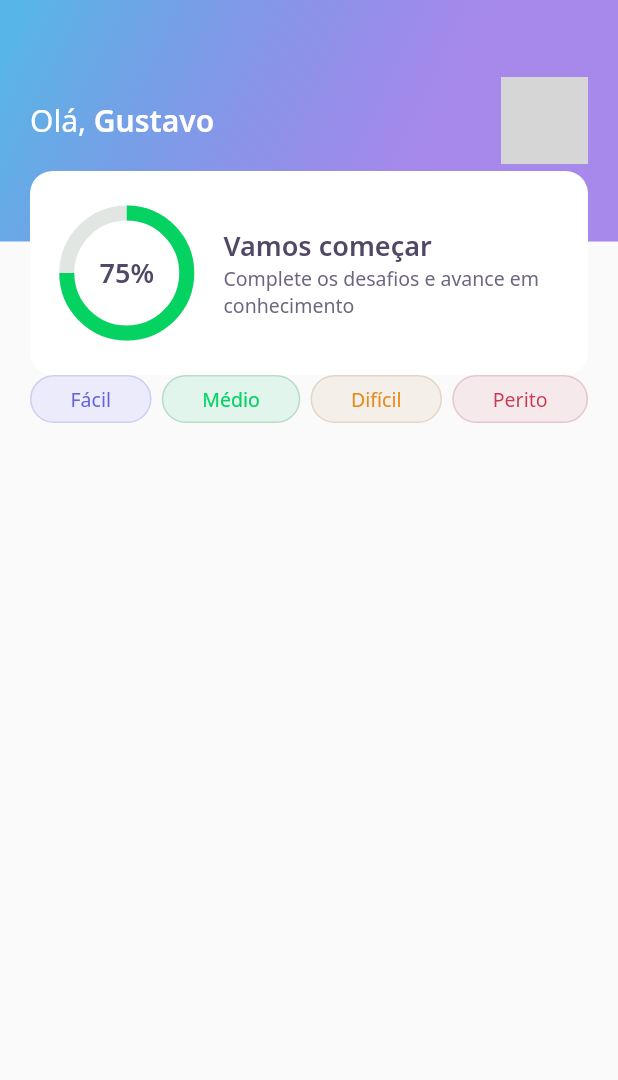
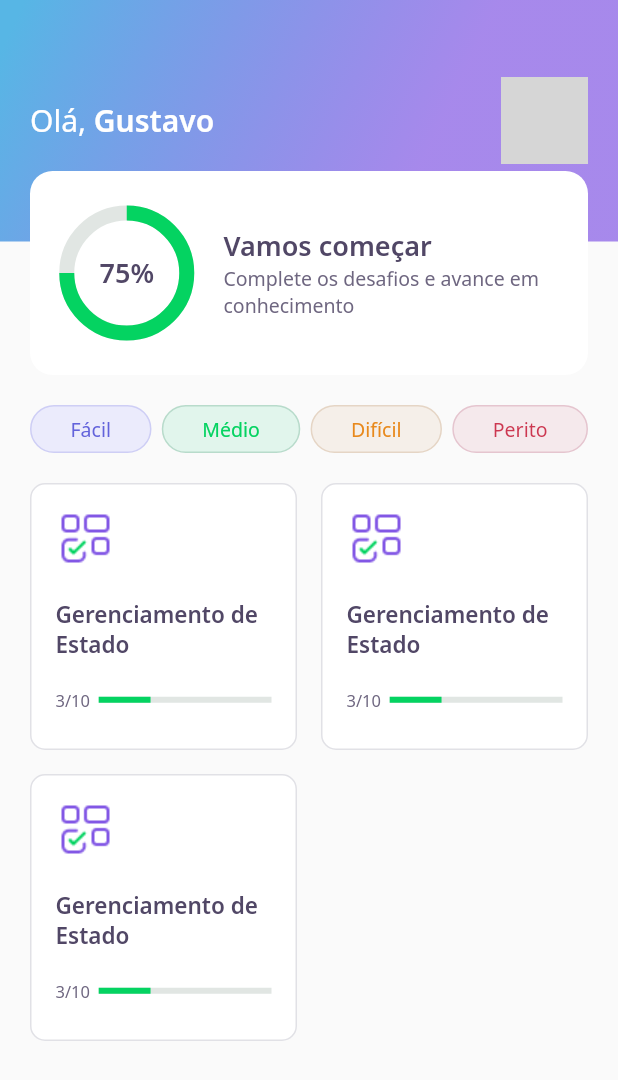
Before and after one commit to amazingustav/devquiz, a Flutter app: the screen it shows after launch, on a phone screen of 412 x 824 dp. Shown: the top 1080 px of the screen. Run offline on Flutter 3.47's test engine with Material 2 defaults, Android fonts, the phone set to English and light mode, and no system bars; our stand-ins replace google_fonts; network calls fail; grey boxes are pictures that could not be loaded.

Commit message:
Create quiz widgets and insert them into home page

```diff
--- a/lib/home/home_page.dart
+++ b/lib/home/home_page.dart
@@ -1,5 +1,6 @@
 import 'package:dev_quiz/home/widgets/appbar/app_bar_widget.dart';
 import 'package:dev_quiz/home/widgets/level_button/level_button_widget.dart';
+import 'package:dev_quiz/home/widgets/quiz_card/quiz_card_widget.dart';
 import 'package:flutter/material.dart';
 
 class HomePage extends StatefulWidget {
@@ -16,13 +17,31 @@ class HomePageState extends State<HomePage> {
       appBar: AppBarWidget(),
       body: Padding(
         padding: const EdgeInsets.symmetric(horizontal: 20),
-        child: Row(
-          mainAxisAlignment: MainAxisAlignment.spaceBetween,
+        child: Column(
           children: [
-            LevelButtonWidget(label: "Fácil"),
-            LevelButtonWidget(label: "Médio"),
-            LevelButtonWidget(label: "Difícil"),
-            LevelButtonWidget(label: "Perito"),
+            SizedBox(height: 20),
+            Row(
+              mainAxisAlignment: MainAxisAlignment.spaceBetween,
+              children: [
+                LevelButtonWidget(label: "Fácil"),
+                LevelButtonWidget(label: "Médio"),
+                LevelButtonWidget(label: "Difícil"),
+                LevelButtonWidget(label: "Perito"),
+              ],
+            ),
+            SizedBox(height: 20),
+            Expanded(
+              child: GridView.count(
+                crossAxisSpacing: 16,
+                mainAxisSpacing: 16,
+                crossAxisCount: 2,
+                children: [
+                  QuizCardWidget(),
+                  QuizCardWidget(),
+                  QuizCardWidget(),
+                ],
+              ),
+            ),
           ],
         ),
       ),
--- a/lib/home/widgets/level_button/level_button_widget.dart
+++ b/lib/home/widgets/level_button/level_button_widget.dart
@@ -8,7 +8,7 @@ class LevelButtonWidget extends StatelessWidget {
   LevelButtonWidget({
     Key? key,
     required this.label,
-  })  : assert(["Fácil", "Médio", "Difícil", "Perito"].contains(label)),
+  })  : assert(                            ["Fácil", "Médio", "Difícil", "Perito"].contains(label)),
         super(key: key);
 
   final config = {
--- /dev/null
+++ b/lib/home/widgets/quiz_card/quiz_card_widget.dart
@@ -0,0 +1,53 @@
+import 'package:dev_quiz/core/app_colors.dart';
+import 'package:dev_quiz/core/app_images.dart';
+import 'package:dev_quiz/core/app_text_styles.dart';
+import 'package:flutter/material.dart';
+
+class QuizCardWidget extends StatelessWidget {
+  const QuizCardWidget({Key? key}) : super(key: key);
+
+  @override
+  Widget build(BuildContext context) {
+    return Container(
+      padding: EdgeInsets.all(16),
+      decoration: BoxDecoration(
+        border: Border.fromBorderSide(BorderSide(color: AppColors.border)),
+        color: AppColors.white,
+        borderRadius: BorderRadius.circular(10),
+      ),
+      child: Column(
+        crossAxisAlignment: CrossAxisAlignment.start,
+        children: [
+          Container(
+            height: 40,
+            width: 40,
+            child: Image.asset(AppImages.blocks),
+          ),
+          SizedBox(height: 20),
+          Text(
+            "Gerenciamento de Estado",
+            style: AppTextStyles.heading15,
+          ),
+          SizedBox(height: 20),
+          Row(
+            children: [
+              Expanded(
+                flex: 1,
+                child: Text("3/10", style: AppTextStyles.body11),
+              ),
+              Expanded(
+                flex: 4,
+                child: LinearProgressIndicator(
+                  value: 0.3,
+                  backgroundColor: AppColors.chartSecondary,
+                  valueColor:
+                      AlwaysStoppedAnimation<Color>(AppColors.chartPrimary),
+                ),
+              ),
+            ],
+          )
+        ],
+      ),
+    );
+  }
+}
```
